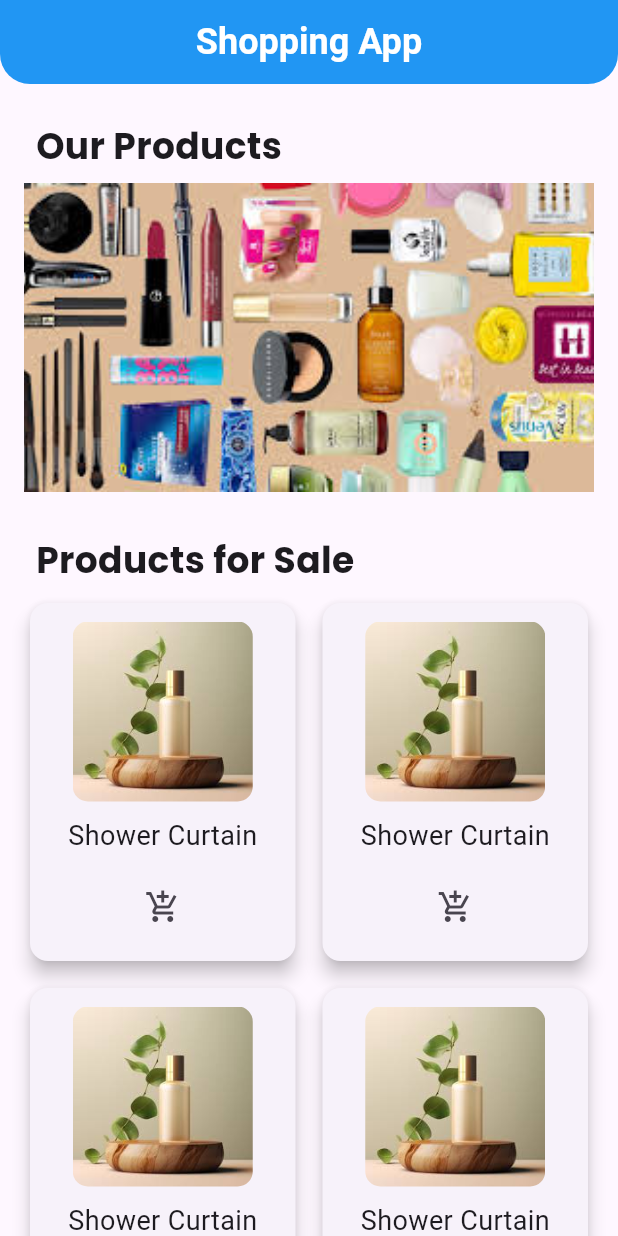
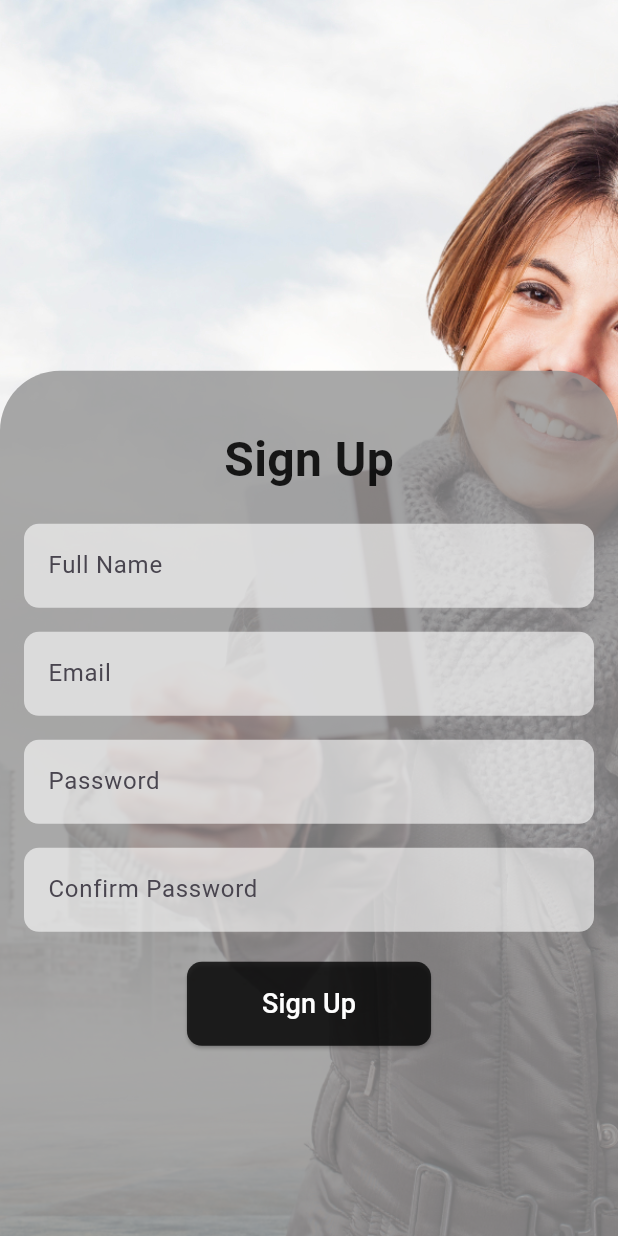
Before and after one commit to emadmoenes/shopping_app_interface, a Flutter app: the screen it shows after launch, on a phone screen of 412 x 824 dp. Run offline on Flutter 3.47's test engine with Material 3 defaults, Android fonts, the phone set to English and light mode, and no system bars; our stand-ins replace google_fonts.

Commit message:
SignUp task: add sign up screen update README file

```diff
--- a/lib/main.dart
+++ b/lib/main.dart
@@ -1,5 +1,6 @@
 import 'package:flutter/material.dart';
-import 'package:shopping_app_interface/widgets/shoppingScreen.dart';
+import 'package:shopping_app_interface/widgets/SignUp_Screen.dart';
+import 'package:shopping_app_interface/widgets/shopping_Screen.dart';
 
 void main() {
   runApp(const MyApp());
@@ -12,8 +13,12 @@ class MyApp extends StatelessWidget {
   Widget build(BuildContext context) {
     return MaterialApp(
       debugShowCheckedModeBanner: false,
-      title: 'Flutter Demo',
-      home: ShoppingScreen(),
+      title: 'Shopping App',
+      initialRoute: '/signup',
+      routes: {
+        '/signup': (context) => SignUpScreen(),
+        '/shopping': (context) => ShoppingScreen(),
+      },
     );
   }
 }
--- /dev/null
+++ b/lib/widgets/SignUp_Screen.dart
@@ -0,0 +1,225 @@
+import 'package:flutter/material.dart';
+
+class SignUpScreen extends StatefulWidget {
+  const SignUpScreen({super.key});
+
+  @override
+  State<SignUpScreen> createState() => _SignUpScreenState();
+}
+
+class _SignUpScreenState extends State<SignUpScreen> {
+  // add controllers for form fields
+  final _formKey = GlobalKey<FormState>();
+  final _emailController = TextEditingController();
+  final _passwordController = TextEditingController();
+  final _confirmPasswordController = TextEditingController();
+  final _fullNameController = TextEditingController();
+
+// add method to sign up user
+  void _signUp() {
+    if (_formKey.currentState!.validate()) {
+      showDialog(
+          context: context,
+          builder: (context) => AlertDialog(
+                  backgroundColor: Colors.black.withOpacity(0.6),
+                  title: Text("Success",
+                      style: TextStyle(
+                          color: Colors.white,
+                          fontSize: 28,
+                          fontWeight: FontWeight.bold)),
+                  content: Text("Your account has been created successfully!",
+                      style: TextStyle(color: Colors.white, fontSize: 18)),
+                  actions: [
+                    TextButton(
+                        onPressed: () {
+                          Navigator.pop(context);
+
+                          Navigator.pushReplacementNamed(context, '/shopping');
+                        },
+                        child: Text(
+                          "OK",
+                          style: TextStyle(color: Colors.white, fontSize: 20),
+                        ))
+                  ]));
+    } else {
+      ScaffoldMessenger.of(context)
+          .showSnackBar(SnackBar(content: Text("Please enter valid details")));
+    }
+  }
+
+// add validation methods for form fields
+  String? _validateEmail(String? value) {
+    if (value == null || value.isEmpty) {
+      return "Email is required";
+    }
+    if (!value.contains("@") || !value.contains(".")) {
+      return "Please enter a valid email address must contain '@' and '.'";
+    }
+    return null;
+  }
+
+  String? _validatePassword(String? value) {
+    if (value == null || value.isEmpty) {
+      return "Password is required";
+    }
+    if (value.length < 6) {
+      return "Password must be at least 6 characters long";
+    }
+
+    return null;
+  }
+
+  String? _validateConfirmPassword(String? value) {
+    if (value == null || value.isEmpty) {
+      return "Confirm password is required";
+    }
+    if (value != _passwordController.text) {
+      return "Passwords do not match";
+    }
+    return null;
+  }
+
+  String? _validateFullName(String? value) {
+    if (value == null || value.isEmpty) {
+      return "Full name is required";
+    }
+    if (value[0] != value[0].toUpperCase()) {
+      return "Full name must start with an uppercase letter";
+    }
+    return null;
+  }
+
+  @override
+  Widget build(BuildContext context) {
+    return Scaffold(
+      backgroundColor: Colors.transparent,
+      body: Stack(
+        children: [
+          Container(
+            decoration: BoxDecoration(
+              image: DecorationImage(
+                image: AssetImage('assets/images/background.jpg'),
+                fit: BoxFit.cover,
+              ),
+            ),
+          ),
+          Align(
+            alignment: Alignment.bottomCenter,
+            child: Container(
+              height: MediaQuery.of(context).size.height * 0.7,
+              decoration: BoxDecoration(
+                color:
+                    const Color.fromARGB(255, 147, 147, 147).withOpacity(0.8),
+                borderRadius: const BorderRadius.only(
+                  topLeft: Radius.circular(40),
+                  topRight: Radius.circular(40),
+                ),
+              ),
+              child: Padding(
+                padding: const EdgeInsets.all(16.0),
+                child: Form(
+                  key: _formKey,
+                  child: SingleChildScrollView(
+                    child: Column(
+                      children: [
+                        const SizedBox(height: 20),
+                        const Text(
+                          'Sign Up',
+                          style: TextStyle(
+                            fontSize: 32,
+                            fontWeight: FontWeight.bold,
+                            color: Colors.black87,
+                          ),
+                        ),
+                        const SizedBox(height: 20),
+                        TextFormField(
+                          controller: _fullNameController,
+                          decoration: InputDecoration(
+                            labelText: 'Full Name',
+                            filled: true,
+                            fillColor: Colors.white.withOpacity(0.6),
+                            border: OutlineInputBorder(
+                              borderRadius: BorderRadius.circular(10),
+                              borderSide: BorderSide.none,
+                            ),
+                          ),
+                          validator: _validateFullName,
+                        ),
+                        const SizedBox(height: 16),
+                        TextFormField(
+                          controller: _emailController,
+                          decoration: InputDecoration(
+                            labelText: 'Email',
+                            filled: true,
+                            fillColor: Colors.white.withOpacity(0.6),
+                            border: OutlineInputBorder(
+                              borderRadius: BorderRadius.circular(10),
+                              borderSide: BorderSide.none,
+                            ),
+                          ),
+                          validator: _validateEmail,
+                        ),
+                        const SizedBox(height: 16),
+                        TextFormField(
+                          controller: _passwordController,
+                          decoration: InputDecoration(
+                            labelText: 'Password',
+                            filled: true,
+                            fillColor: Colors.white.withOpacity(0.6),
+                            border: OutlineInputBorder(
+                              borderRadius: BorderRadius.circular(10),
+                              borderSide: BorderSide.none,
+                            ),
+                          ),
+                          obscureText: true,
+                          validator: _validatePassword,
+                        ),
+                        const SizedBox(height: 16),
+                        TextFormField(
+                          controller: _confirmPasswordController,
+                          decoration: InputDecoration(
+                            labelText: 'Confirm Password',
+                            filled: true,
+                            fillColor: Colors.white.withOpacity(0.6),
+                            border: OutlineInputBorder(
+                              borderRadius: BorderRadius.circular(10),
+                              borderSide: BorderSide.none,
+                            ),
+                          ),
+                          obscureText: true,
+                          validator: _validateConfirmPassword,
+                        ),
+                        const SizedBox(height: 20),
+                        ElevatedButton(
+                          onPressed: _signUp,
+                          style: ElevatedButton.styleFrom(
+                            backgroundColor: const Color.fromARGB(255, 4, 4, 4)
+                                .withOpacity(0.8),
+                            padding: const EdgeInsets.symmetric(
+                              horizontal: 50,
+                              vertical: 15,
+                            ),
+                            shape: RoundedRectangleBorder(
+                              borderRadius: BorderRadius.circular(10),
+                            ),
+                          ),
+                          child: const Text(
+                            'Sign Up',
+                            style: TextStyle(
+                              fontSize: 18,
+                              color: Colors.white,
+                            ),
+                          ),
+                        ),
+                      ],
+                    ),
+                  ),
+                ),
+              ),
+            ),
+          ),
+        ],
+      ),
+    );
+  }
+}
--- a/lib/widgets/shoppingScreen.dart
+++ b/lib/widgets/shopping_Screen.dart
@@ -24,7 +24,7 @@ class _ShoppingScreenState extends State<ShoppingScreen> {
               color: Colors.white, fontSize: 24, fontWeight: FontWeight.bold),
         ),
         centerTitle: true,
-        backgroundColor: Colors.blue,
+        backgroundColor: Colors.black.withOpacity(0.7),
         shape: RoundedRectangleBorder(
           borderRadius: BorderRadius.vertical(
             bottom: Radius.circular(20),
```
Also changed, not shown: assets/images/background.jpg (added), 1 other file.
